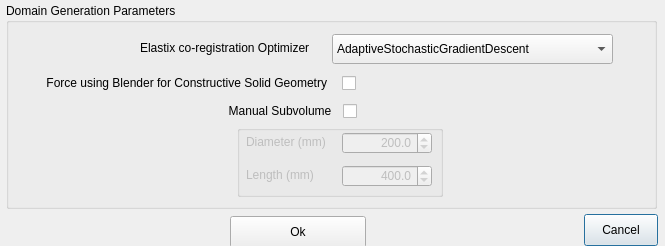
Qt form BabelBrain/Options/form.ui (ProteusMRIgHIFU/BabelBrain) before a commit.
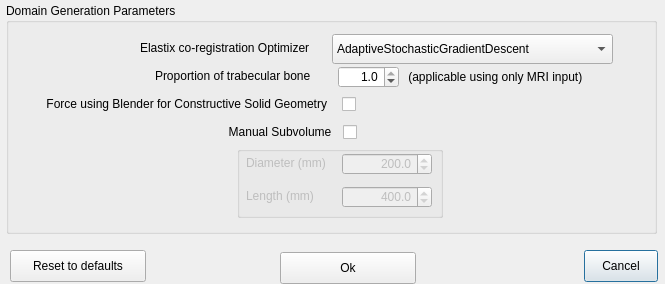
The same form after that commit.

Commit message: Add control of trabecular fraction in advanced options

Diff of the .ui file:
```diff
--- a/BabelBrain/Options/form.ui
+++ b/BabelBrain/Options/form.ui
@@ -7,7 +7,7 @@
     <x>0</x>
     <y>0</y>
     <width>665</width>
-    <height>246</height>
+    <height>284</height>
    </rect>
   </property>
   <property name="windowTitle">
@@ -19,7 +19,7 @@
      <x>6</x>
      <y>3</y>
      <width>651</width>
-     <height>206</height>
+     <height>231</height>
     </rect>
    </property>
    <property name="autoFillBackground">
@@ -82,7 +82,7 @@
     <property name="geometry">
      <rect>
       <x>231</x>
-      <y>122</y>
+      <y>143</y>
       <width>206</width>
       <height>72</height>
      </rect>
@@ -177,7 +177,7 @@
     <property name="geometry">
      <rect>
       <x>201</x>
-      <y>98</y>
+      <y>119</y>
       <width>150</width>
       <height>20</height>
      </rect>
@@ -193,7 +193,7 @@
     <property name="geometry">
      <rect>
       <x>1</x>
-      <y>70</y>
+      <y>91</y>
       <width>349</width>
       <height>20</height>
      </rect>
@@ -205,12 +205,66 @@
      <string>Force using Blender for Constructive Solid Geometry   </string>
     </property>
    </widget>
+   <widget class="QDoubleSpinBox" name="TrabecularProportionSpinBox">
+    <property name="geometry">
+     <rect>
+      <x>332</x>
+      <y>63</y>
+      <width>61</width>
+      <height>22</height>
+     </rect>
+    </property>
+    <property name="alignment">
+     <set>Qt::AlignRight|Qt::AlignTrailing|Qt::AlignVCenter</set>
+    </property>
+    <property name="decimals">
+     <number>1</number>
+    </property>
+    <property name="minimum">
+     <double>0.000000000000000</double>
+    </property>
+    <property name="maximum">
+     <double>1.000000000000000</double>
+    </property>
+    <property name="singleStep">
+     <double>0.100000000000000</double>
+    </property>
+    <property name="value">
+     <double>1.000000000000000</double>
+    </property>
+   </widget>
+   <widget class="QLabel" name="FocalLengthLabel_2">
+    <property name="geometry">
+     <rect>
+      <x>149</x>
+      <y>63</y>
+      <width>181</width>
+      <height>20</height>
+     </rect>
+    </property>
+    <property name="text">
+     <string>Proportion of trabecular bone</string>
+    </property>
+   </widget>
+   <widget class="QLabel" name="FocalLengthLabel_3">
+    <property name="geometry">
+     <rect>
+      <x>399</x>
+      <y>64</y>
+      <width>251</width>
+      <height>20</height>
+     </rect>
+    </property>
+    <property name="text">
+     <string> (applicable using only MRI input)</string>
+    </property>
+   </widget>
   </widget>
   <widget class="QPushButton" name="CancelpushButton">
    <property name="geometry">
     <rect>
      <x>584</x>
-     <y>214</y>
+     <y>250</y>
      <width>74</width>
      <height>32</height>
     </rect>
@@ -222,8 +276,8 @@
   <widget class="QPushButton" name="ContinuepushButton">
    <property name="geometry">
     <rect>
-     <x>230</x>
-     <y>216</y>
+     <x>280</x>
+     <y>252</y>
      <width>136</width>
      <height>32</height>
     </rect>
@@ -232,6 +286,19 @@
     <string>Ok</string>
    </property>
   </widget>
+  <widget class="QPushButton" name="ResetpushButton">
+   <property name="geometry">
+    <rect>
+     <x>10</x>
+     <y>250</y>
+     <width>136</width>
+     <height>32</height>
+    </rect>
+   </property>
+   <property name="text">
+    <string>Reset to defaults</string>
+   </property>
+  </widget>
  </widget>
  <resources/>
  <connections/>
```
The commit also changes 5 other files.
